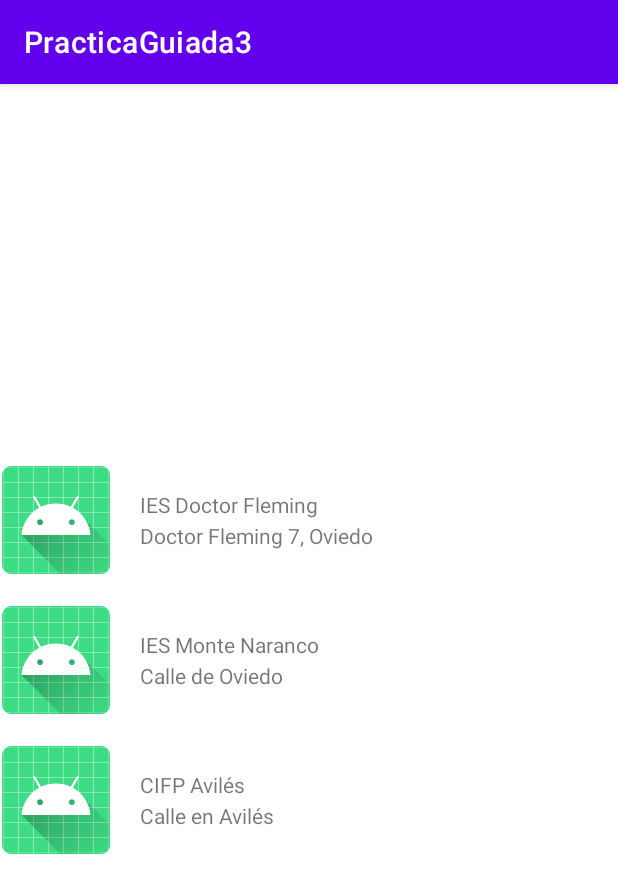
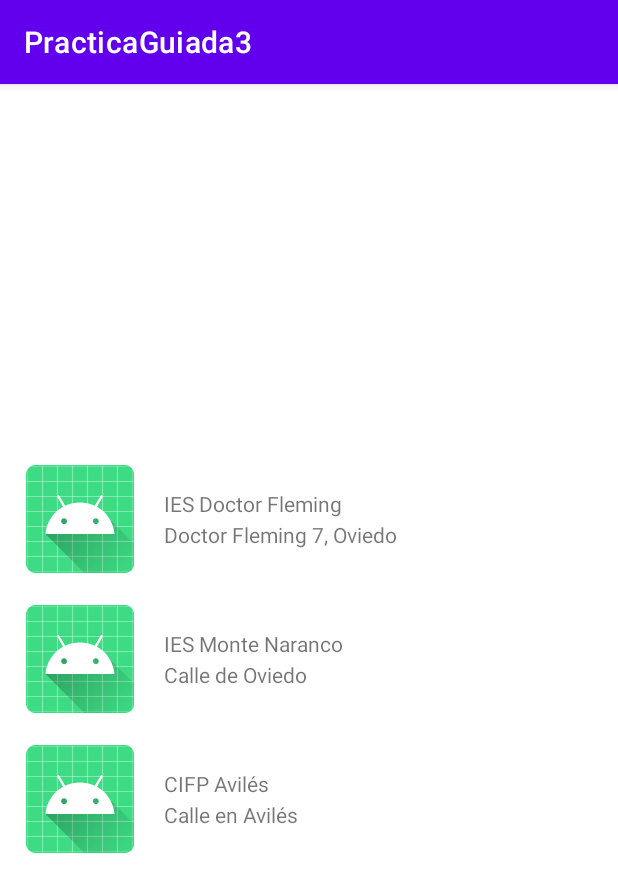
Before and after one commit to jluisym16/PMDP-Practica-Guiada-3, an Android app: the screen it shows after launch (MainActivity), on a phone screen of 412 x 824 dp. Shown: the top 893 px of the screen. Run offline under Robolectric (Android 15) with nearby library versions, the phone set to English and light mode, and no system bars.

Commit message:
Todo funciona

```diff
--- a/app/src/main/java/practicaguiada3/app/MainActivity.java
+++ b/app/src/main/java/practicaguiada3/app/MainActivity.java
@@ -3,11 +3,14 @@ package practicaguiada3.app;
 import androidx.appcompat.app.AppCompatActivity;
 import androidx.recyclerview.widget.RecyclerView;
 import android.os.Bundle;
+import android.view.View;
+import android.widget.Toast;
+
 import androidx.recyclerview.widget.LinearLayoutManager;
 import java.util.Arrays;
 import java.util.List;
 
-public class MainActivity extends AppCompatActivity {
+public class MainActivity extends AppCompatActivity implements View.OnClickListener{
 
     @Override
     protected void onCreate(Bundle savedInstanceState) {
@@ -23,5 +26,9 @@ public class MainActivity extends AppCompatActivity {
         );
         RecyclerView.Adapter adapter = new CentroAdapter(l);
         rv.setAdapter(adapter);
+        rv.setOnClickListener(this);
+    }
+    public void onClick(View v){
+        Toast.makeText(this, "Centro", Toast.LENGTH_SHORT);
     }
 }
--- a/app/src/main/res/layout/fila.xml
+++ b/app/src/main/res/layout/fila.xml
@@ -39,8 +39,11 @@
             android:layout_width="wrap_content"
             android:layout_height="wrap_content"
             app:layout_constraintBottom_toBottomOf="parent"
+            app:layout_constraintEnd_toEndOf="parent"
+            app:layout_constraintHorizontal_bias="0.047"
+            app:layout_constraintStart_toStartOf="parent"
             app:layout_constraintTop_toTopOf="parent"
-            app:srcCompat="@mipmap/ic_launcher"
-            tools:layout_editor_absoluteX="16dp" />
+            app:layout_constraintVertical_bias="0.476"
+            app:srcCompat="@mipmap/ic_launcher" />
     </androidx.constraintlayout.widget.ConstraintLayout>
 </androidx.constraintlayout.widget.ConstraintLayout>
```
